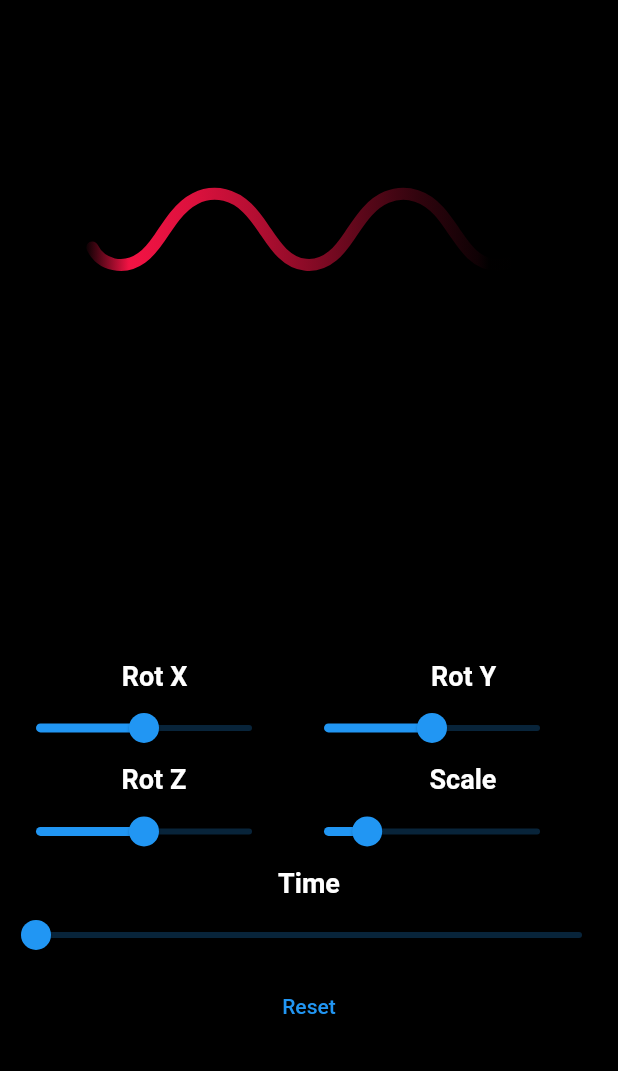
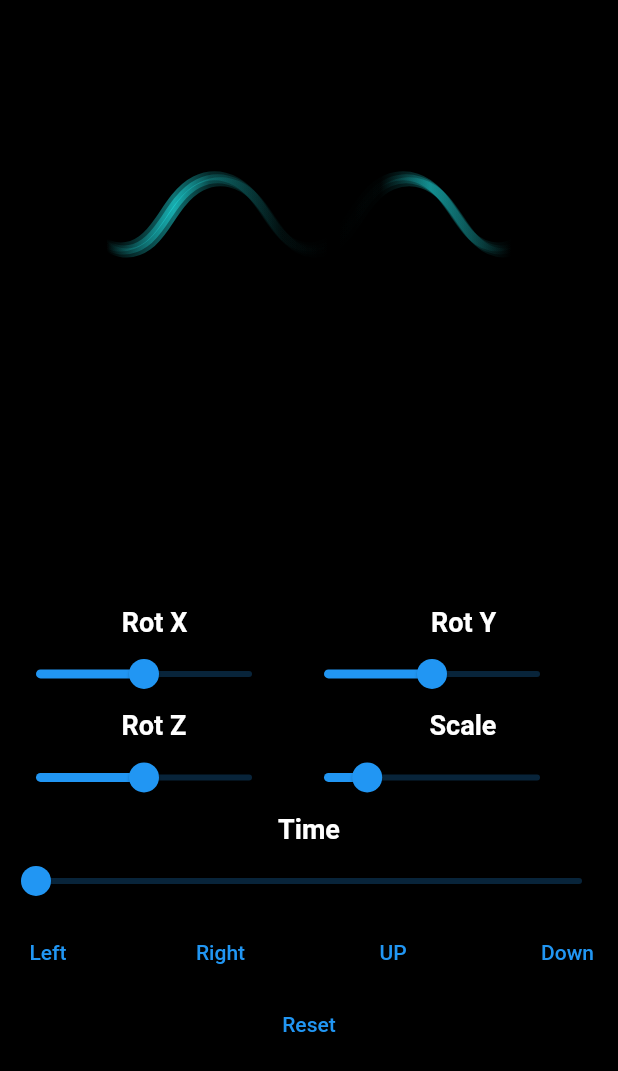
Before and after one commit to marco906/FloatingWaves, a Flutter app: the screen it shows after launch, after a tap on "Reset", on a phone screen of 412 x 824 dp. Shown: the top 1071 px of the screen. Run offline on Flutter 3.47's test engine with Material 2 defaults, Android fonts, the phone set to English and light mode, and no system bars.

```diff
--- a/lib/wave_painter3.dart
+++ b/lib/wave_painter3.dart
@@ -1,3 +1,4 @@
+import 'dart:io';
 import 'dart:math';
 import 'package:flutter/material.dart';
 import 'dart:ui' as ui;
@@ -16,8 +17,10 @@ class _WaveDemo3State extends State<WaveDemo3> with SingleTickerProviderStateMix
   double rotY = 0;
   double rotZ = 0;
   double scale = 1;
+  double transX = 0;
+  double transY = 0;
 
-  final duration = 2500;
+  final duration = 3000;
   late Animation<double> _animation;
   late AnimationController controller;
 
@@ -45,7 +48,7 @@ class _WaveDemo3State extends State<WaveDemo3> with SingleTickerProviderStateMix
               builder: (context, nil) {
                 return CustomPaint(
                   size: Size(width, (width * 0.18)),
-                  painter: WavePainter3(_animation.value, rotX, rotY, rotZ, scale),
+                  painter: WavePainter3(controller.value, rotX, rotY, rotZ, scale, transX, transY),
                 );
               }),
           Column(
@@ -113,6 +116,46 @@ class _WaveDemo3State extends State<WaveDemo3> with SingleTickerProviderStateMix
                       time = value;
                     });
                   }),
+
+              Row(
+                mainAxisAlignment: MainAxisAlignment.spaceBetween,
+                children: [
+                OutlinedButton(
+                onPressed: () {
+                  setState(() {
+                    transX = transX - 10;
+                  });
+                },
+                child: Text("Left"),
+              ),
+                OutlinedButton(
+                onPressed: () {
+                  setState(() {
+                    transX = transX + 10;
+                  });
+                },
+                child: Text("Right"),
+                ),
+                OutlinedButton(
+                onPressed: () {
+                  setState(() {
+                    transY = transY - 10;
+                  });
+                },
+                child: Text("UP"),
+              ),
+                OutlinedButton(
+                onPressed: () {
+                  setState(() {
+                    transY = transY + 10;
+                  });
+                },
+                child: Text("Down")
+                )
+              ],
+
+              ),
+
               OutlinedButton(
                 onPressed: () {
                   setState(() {
@@ -120,6 +163,8 @@ class _WaveDemo3State extends State<WaveDemo3> with SingleTickerProviderStateMix
                     rotX = 0;
                     rotY = 0;
                     rotZ = 0;
+                    transX = 0;
+                    transY = 0;
                   });
                 },
                 child: Text("Reset"),
@@ -158,8 +203,10 @@ class WavePainter3 extends CustomPainter {
   final double rotY;
   final double rotZ;
   final double scale;
+  final double transX;
+  final double transY;
 
-  WavePainter3(this.time, this.rotX, this.rotY, this.rotZ, this.scale);
+  WavePainter3(this.time, this.rotX, this.rotY, this.rotZ, this.scale, this.transX, this.transY);
 
   @override
   void paint(Canvas canvas, Size size) {
@@ -168,49 +215,39 @@ class WavePainter3 extends CustomPainter {
       ..style = PaintingStyle.stroke
       ..strokeJoin = StrokeJoin.round
       ..strokeCap = StrokeCap.round
-      ..strokeWidth = 8;
-
-		const double f_phase = 1;
-		const double f_time = 2;
+      ..strokeWidth = 6;
 
 		int alphaForFraction(double fraction) {
-			return ((sin((time * 2 * pi) - (0.5 * pi) + (fraction * pi)) + 1) * 0.5 * 255).toInt();
+			return ((sin((time * 2 * pi + 1.6* pi) - (0.5 * pi) + (fraction * pi)) + 1) * 0.5 * 200).toInt();
 		}
 
-    final Color baseColor = Color.fromARGB(255, 244, 19, 68);
+    final Color baseColor = Color.fromARGB(255, 33, 240, 243);
+
+    //final List<double> gradientStops = List.generate(10, (index) => index * 0.11);
+    final List<double> gradientStops = [
+      0.0,
+      0.05,
+      0.20, 0.28, 0.44, 0.55, 0.66, 0.77,
+      0.95,
+      1.0
+    ];
 
     final gradient = ui.Gradient.linear(Offset(0, size.height * 0.5), Offset(size.width, size.height * 0.5), [
       baseColor.withAlpha(0),
-      baseColor.withAlpha(alphaForFraction(0.000)),
-      baseColor.withAlpha(alphaForFraction(0.125)),
-      baseColor.withAlpha(alphaForFraction(0.250)),
-			baseColor.withAlpha(alphaForFraction(0.375)),
-      baseColor.withAlpha(alphaForFraction(0.500)),
-			baseColor.withAlpha(alphaForFraction(0.625)),
-      baseColor.withAlpha(alphaForFraction(0.750)),
-			baseColor.withAlpha(alphaForFraction(0.875)),
-      baseColor.withAlpha(alphaForFraction(1.000)),
-      //baseColor.withAlpha(alpha2),
-			// baseColor.withAlpha(alpha1),
-      // baseColor.withAlpha(alpha2),
-      // baseColor.withAlpha(alpha3),
-      // baseColor.withAlpha(alpha4),
+      baseColor.withAlpha(0),
+      //baseColor.withAlpha(alphaForFraction(0.120)),
+      baseColor.withAlpha(alphaForFraction(0.0)),
+      baseColor.withAlpha(alphaForFraction(0.25)),
+			baseColor.withAlpha(alphaForFraction(0.450)),
+      baseColor.withAlpha(alphaForFraction(0.550)),
+			baseColor.withAlpha(alphaForFraction(0.650)),
+      baseColor.withAlpha(alphaForFraction(0.95)),
+			//baseColor.withAlpha(alphaForFraction(0.900)),
+      baseColor.withAlpha(0),
       baseColor.withAlpha(0),
       // Color.fromARGB(255, 237, 244, 19),
       // Color.fromARGB(0, 255, 255, 255),
-    ], [
-      0.0,
-      0.1,
-			0.125,
-      0.25,
-			0.375,
-			0.5,
-			0.625,
-			0.75,
-			0.875,
-      0.9,
-      1.0
-    ]);
+    ], gradientStops);
 
     paint0.shader = gradient;
 
@@ -218,18 +255,41 @@ class WavePainter3 extends CustomPainter {
       ..rotateX(rotX)
       ..rotateY(rotY)
       ..rotateZ(rotZ)
-      ..scale(scale)
+      ..scale(scale);
+
+    final depthMatrix = Matrix4.identity()
       ..setEntry(3, 0, 0.000)
       ..setEntry(3, 1, 0.000)
-      ..setEntry(3, 2, 0.000);
+      ..setEntry(3, 2, 0.007);
 
     // transform canvas space
+    canvas.translate(transX, transY);
+    canvas.transform(depthMatrix.storage);
     canvas.transform(rotationMatrix.storage);
 
+
+
     // create path
-    final path_0 = createWavePath(size);
+    final double scaleValue = (sin(2*pi*time) * 0.05) + 1;
+    //final pathOffset_1 = offset * sin(time * 2 * pi + pi);
+    //final double scaleValue = 1.1;
+    //final Matrix4 scaleMatrix = Matrix4.identity()
+    //  ..scale([1,1,1,1]);
 
+    final Path path_0 = createWavePath(size);
+    //final Path modPath_0 = path_0.shift(Offset(transX, transY));
     canvas.drawPath(path_0, paint0);
+
+
+    // create path
+    //final pathOffset_1 = offset * sin(time * 2 * pi);
+    final path_1 = path_0.shift(Offset(2, 2));
+    canvas.drawPath(path_1, paint0);
+
+        // create path
+    //final pathOffset_2 = 2 * offset * sin(time * 2 * pi);
+    final path_2 = path_0.shift(Offset(4, 4));
+    canvas.drawPath(path_2, paint0);
   }
 
   @override
```
